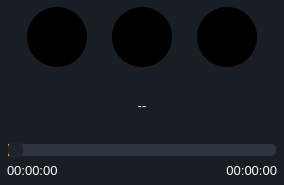
First picture: the form in UI/widgets/playerwidget.ui, repository BrunoCardosoFS/NaxiStudioMix, before the edit.
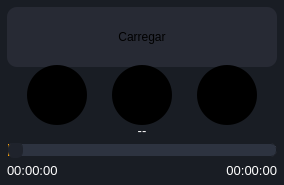
Second picture: the form after the edit. Icons and pictures are not drawn.

Diff of the .ui file:
```diff
--- a/UI/widgets/playerwidget.ui
+++ b/UI/widgets/playerwidget.ui
@@ -118,6 +118,45 @@
    <property name="bottomMargin">
     <number>7</number>
    </property>
+   <item>
+    <widget class="QPushButton" name="load_media">
+     <property name="sizePolicy">
+      <sizepolicy hsizetype="Expanding" vsizetype="Fixed">
+       <horstretch>0</horstretch>
+       <verstretch>0</verstretch>
+      </sizepolicy>
+     </property>
+     <property name="minimumSize">
+      <size>
+       <width>0</width>
+       <height>60</height>
+      </size>
+     </property>
+     <property name="maximumSize">
+      <size>
+       <width>16777215</width>
+       <height>60</height>
+      </size>
+     </property>
+     <property name="cursor">
+      <cursorShape>PointingHandCursor</cursorShape>
+     </property>
+     <property name="styleSheet">
+      <string notr="true">#load_media{
+	border-radius: 10px;
+	background-color: #272A34;
+}
+
+#load_media::hover{
+	border-radius: 10px;
+	background-color: #2d303b;
+}</string>
+     </property>
+     <property name="text">
+      <string>Carregar</string>
+     </property>
+    </widget>
+   </item>
    <item>
     <widget class="QWidget" name="control_area" native="true">
      <property name="sizePolicy">
```
